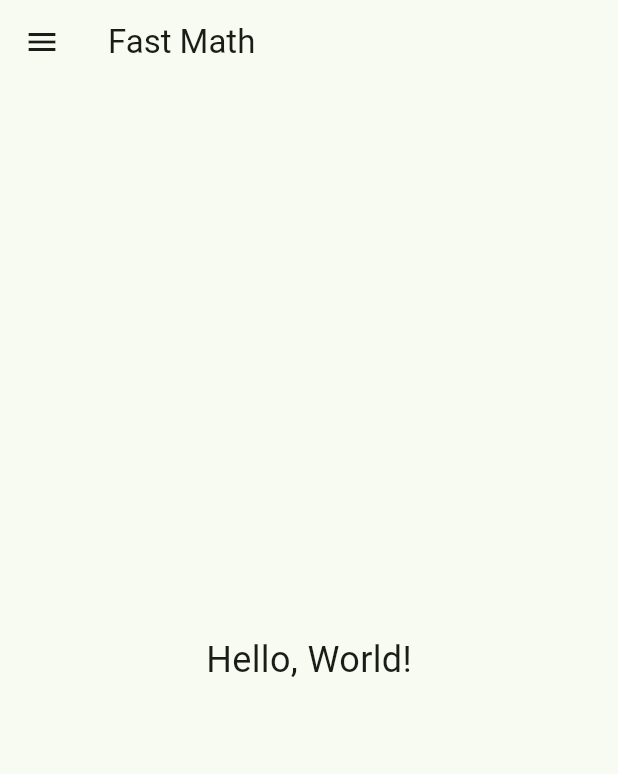
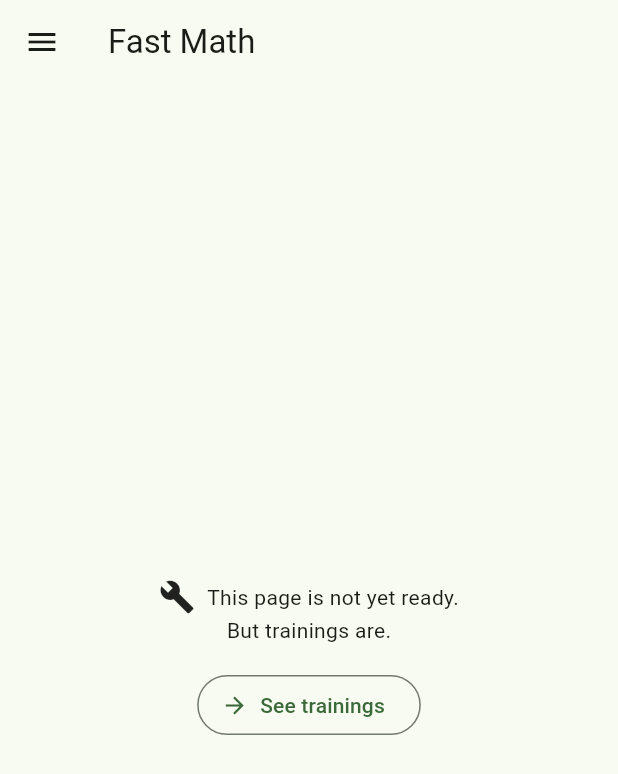
Before and after one commit to Sintexer/fastmath, a Flutter app: the screen it shows after launch, on a phone screen of 412 x 824 dp. Shown: the top 774 px of the screen. Run offline on Flutter 3.47's test engine with Material 3 defaults, Android fonts, the phone set to English and light mode, and no system bars; our stand-ins replace flutter_riverpod, freezed_annotation, go_router, riverpod_annotation; missing offline and left inert: responsive_grid_list; generated files the repository leaves out were written again.

Commit message:
feat: enhance home page with dev in progress message

```diff
--- a/lib/screens/home_screen.dart
+++ b/lib/screens/home_screen.dart
@@ -1,6 +1,7 @@
 import 'package:fastmath/widgets/top_level_page_scaffold.dart';
 import 'package:flutter/material.dart';
 import 'package:flutter_riverpod/flutter_riverpod.dart';
+import 'package:go_router/go_router.dart';
 
 class HomeScreen extends ConsumerWidget {
   static const String route = "/home";
@@ -11,9 +12,27 @@ class HomeScreen extends ConsumerWidget {
   Widget build(BuildContext context, WidgetRef ref) {
     return TopLevelPageScaffold(
       body: Center(
-        child: Text(
-          'Hello, World!',
-          style: TextStyle(fontSize: 24),
+        child: Padding(
+          padding: const EdgeInsets.all(16.0),
+          child: Column(
+            mainAxisSize: MainAxisSize.min,
+            children: [
+              const Row(
+                mainAxisSize: MainAxisSize.min,
+                children: [
+                  Icon(Icons.build),
+                  SizedBox(width: 8),
+                  Text("This page is not yet ready."),
+                ],
+              ),
+              Text("But trainings are."),
+              const SizedBox(height: 16),
+              OutlinedButton.icon(
+                  icon: Icon(Icons.arrow_forward),
+                  onPressed: () => context.go("/trainings"),
+                  label: Text("See trainings"))
+            ],
+          ),
         ),
       ),
     );
--- a/lib/training/components/training_result.dart
+++ b/lib/training/components/training_result.dart
@@ -32,6 +32,7 @@ class TrainingResult extends ConsumerWidget {
             const SizedBox(height: 24),
             Row(
               mainAxisAlignment: MainAxisAlignment.center,
+              mainAxisSize: MainAxisSize.min,
               children: [
                 TextButton.icon(
                   onPressed: () => context.go("/trainings"),
--- a/lib/training/screens/trainings_screen.dart
+++ b/lib/training/screens/trainings_screen.dart
@@ -51,7 +51,7 @@ class PackTrainingList extends StatelessWidget {
         ),
         ResponsiveGridList(
 
-            minItemWidth: 200,
+            minItemWidth: 300,
             listViewBuilderOptions: ListViewBuilderOptions(
                 shrinkWrap: true, physics: ClampingScrollPhysics()),
             children: pack.trainings
@@ -73,10 +73,7 @@ class MathTrainingCard extends ConsumerWidget {
   @override
   Widget build(BuildContext context, WidgetRef ref) {
     var textTheme = Theme.of(context).textTheme;
-    return SizedBox(
-      width: 250,
-      // height: 150,
-      child: Card(
+    return Card(
       clipBehavior: Clip.hardEdge,
       child: InkWell(
         onTap: () async {
@@ -110,7 +107,6 @@ class MathTrainingCard extends ConsumerWidget {
           ),
         ),
       ),
-      ),
     );
   }
 }
```
Lines whose indentation alone changed are shown as unchanged.
